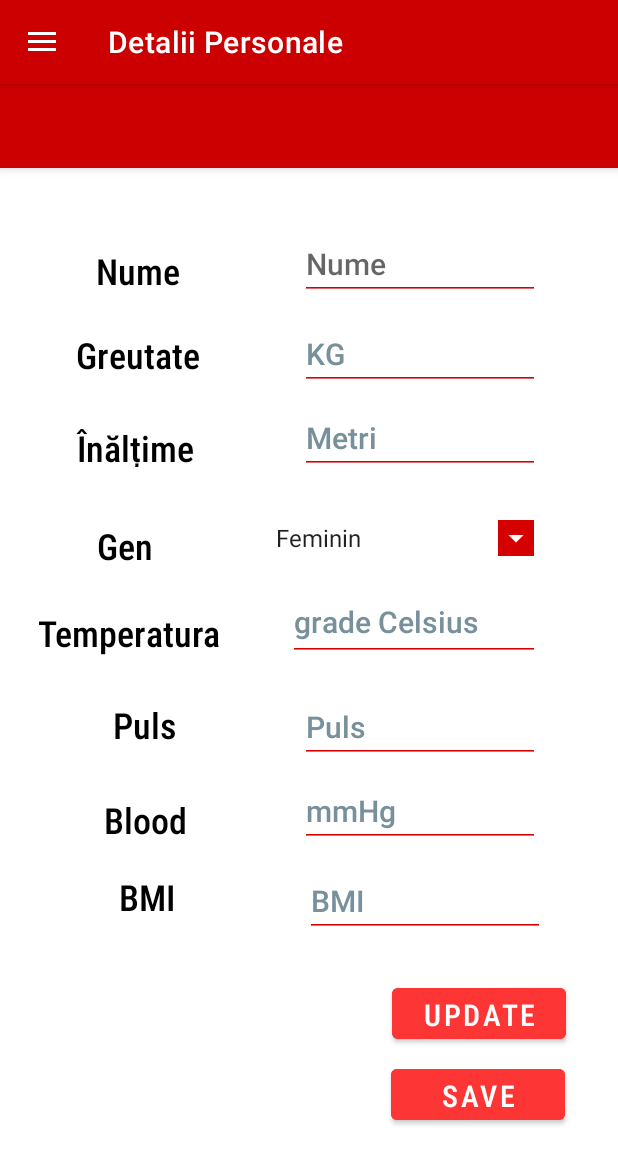
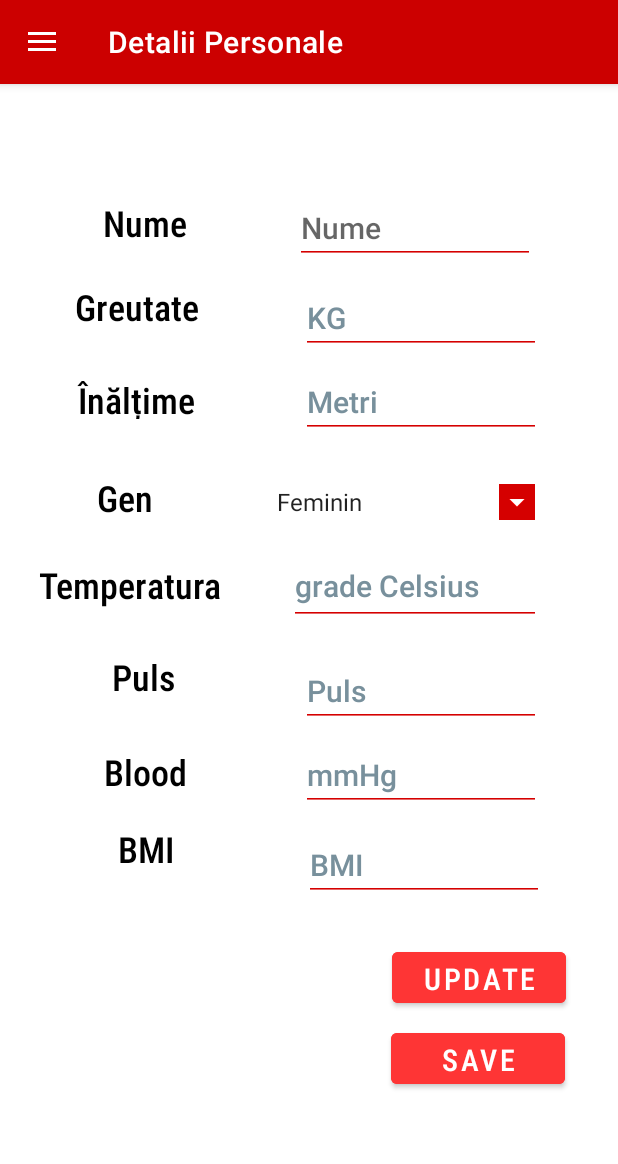
Before and after one commit to mihaelarotar/MyDoctor, an Android app: the MainActivity screen opened directly, with no data from a screen before it, on a phone screen of 412 x 824 dp. Shown: the top 1164 px of the screen. Run offline under Robolectric (Android 15) with nearby library versions, the phone set to English and light mode, and no system bars; our stand-ins replace navigation-ui; 7 statements that could not run were skipped.

Commit message:
am sters linai aia rosie din fiecare fragment

```diff
--- a/app/src/main/java/com/example/mydoctor2/other/SharedPref.java
+++ b/app/src/main/java/com/example/mydoctor2/other/SharedPref.java
@@ -41,5 +41,4 @@ public class SharedPref {
         editor.clear();
         editor.apply();
     }
-
 }
--- a/app/src/main/java/com/example/mydoctor2/ui/home/HomeFragment.java
+++ b/app/src/main/java/com/example/mydoctor2/ui/home/HomeFragment.java
@@ -17,8 +17,6 @@ public class HomeFragment extends Fragment {
 
     private EditText name, kg, height, temp, puls, blood, bmi;
     private Spinner gender;
-
-
 
     private FragmentHomeBinding binding;
 
@@ -40,6 +38,11 @@ public class HomeFragment extends Fragment {
     }
 
     @Override
+    public void onCreate(Bundle savedInstanceState) {
+        super.onCreate(savedInstanceState);
+    }
+
+    @Override
     public void onDestroyView() {
         super.onDestroyView();
         binding = null;
--- a/app/src/main/res/layout/app_bar_main.xml
+++ b/app/src/main/res/layout/app_bar_main.xml
@@ -9,16 +9,7 @@
     <com.google.android.material.appbar.AppBarLayout
         android:layout_width="match_parent"
         android:layout_height="wrap_content"
-        android:theme="@style/Theme.MyDoctor2.AppBarOverlay">
-
-        <androidx.appcompat.widget.Toolbar
-            android:id="@+id/toolbar"
-            android:layout_width="match_parent"
-            android:layout_height="?attr/actionBarSize"
-            android:background="@android:color/holo_red_dark"
-            app:popupTheme="@style/Theme.MyDoctor2.PopupOverlay" />
-
-    </com.google.android.material.appbar.AppBarLayout>
+        android:theme="@style/Theme.MyDoctor2.AppBarOverlay"/>
 
     <include
         layout="@layout/content_main"
--- a/app/src/main/res/layout/content_main.xml
+++ b/app/src/main/res/layout/content_main.xml
@@ -10,10 +10,11 @@
     <fragment
         android:id="@+id/nav_host_fragment_content_main"
         android:name="androidx.navigation.fragment.NavHostFragment"
-        android:layout_width="match_parent"
-        android:layout_height="match_parent"
+        android:layout_width="501dp"
+        android:layout_height="855dp"
+        android:layout_marginTop="16dp"
         app:defaultNavHost="true"
-        app:layout_constraintHorizontal_bias="0.0"
+        app:layout_constraintHorizontal_bias="1.0"
         app:layout_constraintLeft_toLeftOf="parent"
         app:layout_constraintRight_toRightOf="parent"
         app:layout_constraintTop_toTopOf="parent"
--- a/app/src/main/res/layout/fragment_home.xml
+++ b/app/src/main/res/layout/fragment_home.xml
@@ -306,8 +306,8 @@
         android:id="@+id/nume"
         android:layout_width="88dp"
         android:layout_height="29dp"
-        android:layout_marginTop="112dp"
-        android:layout_marginEnd="64dp"
+        android:layout_marginTop="64dp"
+        android:layout_marginEnd="56dp"
         android:capitalize="none"
         android:fontFamily="sans-serif-condensed-light"
         android:includeFontPadding="false"
@@ -324,8 +324,8 @@
         android:id="@+id/numeInput"
         android:layout_width="160dp"
         android:layout_height="48dp"
-        android:layout_marginTop="96dp"
-        android:layout_marginEnd="140dp"
+        android:layout_marginTop="56dp"
+        android:layout_marginEnd="144dp"
         android:autoText="false"
         android:backgroundTint="#D50000"
         android:backgroundTintMode="src_atop"
--- a/app/src/main/res/layout/fragment_password.xml
+++ b/app/src/main/res/layout/fragment_password.xml
@@ -12,13 +12,13 @@
         android:id="@+id/textView"
         android:layout_width="wrap_content"
         android:layout_height="wrap_content"
-        android:layout_marginTop="112dp"
+        android:layout_marginTop="76dp"
         android:text="@string/changePass"
         android:textColor="@color/black"
         android:textSize="30sp"
         android:textStyle="bold"
         app:layout_constraintEnd_toEndOf="parent"
-        app:layout_constraintHorizontal_bias="0.342"
+        app:layout_constraintHorizontal_bias="0.352"
         app:layout_constraintStart_toStartOf="parent"
         app:layout_constraintTop_toTopOf="parent" />
 
@@ -95,7 +95,7 @@
         app:layout_constraintHorizontal_bias="0.264"
         app:layout_constraintStart_toStartOf="parent"
         app:layout_constraintTop_toBottomOf="@+id/new_pass_again"
-        app:layout_constraintVertical_bias="0.215" />
+        app:layout_constraintVertical_bias="0.086" />
 
 
 </androidx.constraintlayout.widget.ConstraintLayout>
```
Also changed, not shown: app/src/main/java/com/example/mydoctor2/ui/password/PasswordFragment.java (+8 -29 lines), app/src/main/res/layout/activity_change_pass.xml (deleted, +0 -134 lines).
